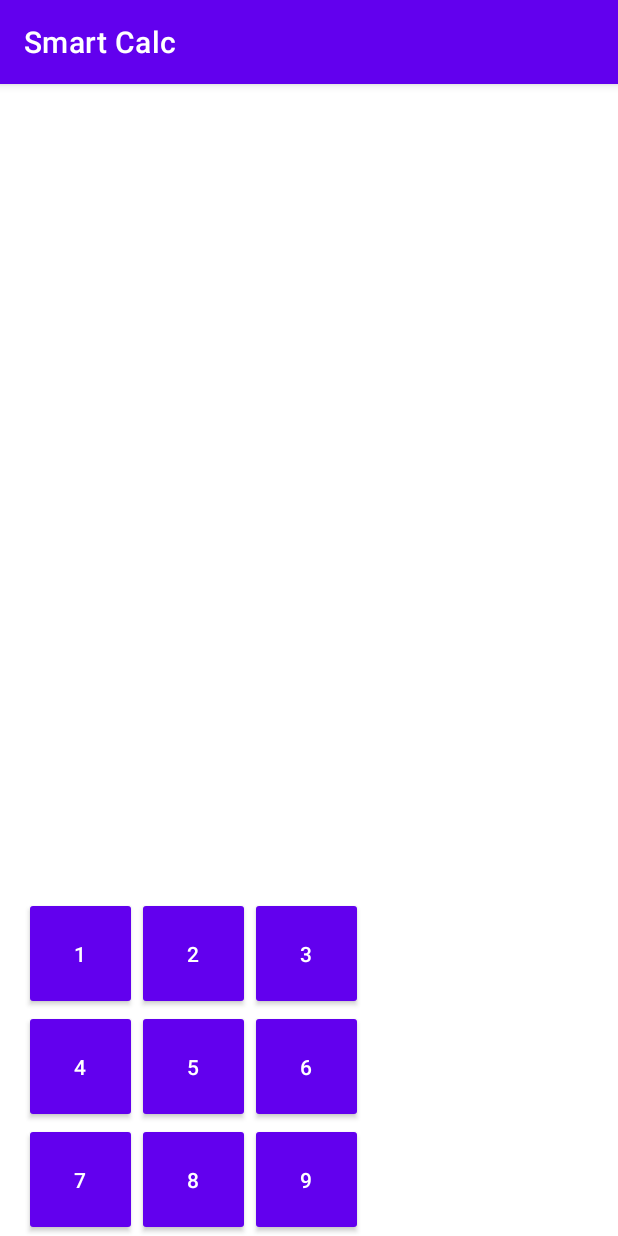
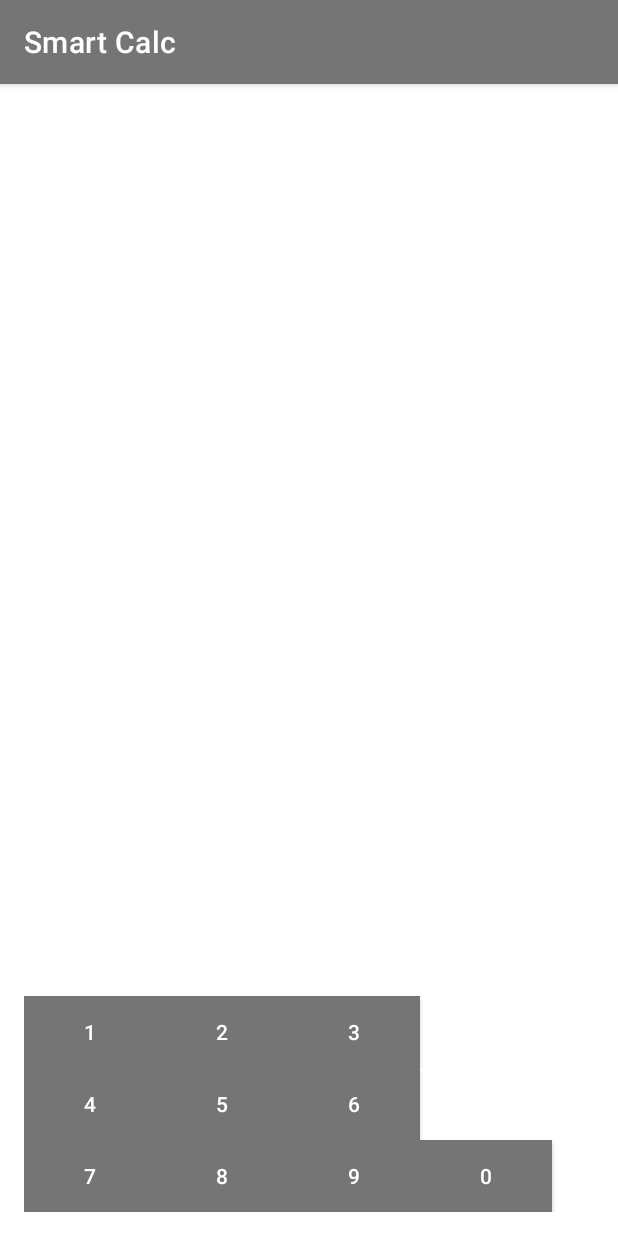
Before and after one commit to vadim-soude/UPJV_DUT2_MentalMath, an Android app: the screen it shows after launch (MainActivity), on a phone screen of 412 x 824 dp. Run offline under Robolectric (Android 15) with nearby library versions, the phone set to English and light mode, and no system bars.

Commit message:
changed buttons and added functions to it

```diff
--- a/app/src/main/java/fr/vadimsoude/mentalcounting/MainActivity.java
+++ b/app/src/main/java/fr/vadimsoude/mentalcounting/MainActivity.java
@@ -2,13 +2,48 @@ package fr.vadimsoude.mentalcounting;
 
 import androidx.appcompat.app.AppCompatActivity;
 
+import android.annotation.SuppressLint;
 import android.os.Bundle;
+import android.view.View;
+import android.widget.Button;
+import android.widget.TextView;
+
+import java.lang.reflect.Array;
+import java.util.ArrayList;
 
 public class MainActivity extends AppCompatActivity {
+
+    private TextView result;
+    private ArrayList<Button> buttons = new ArrayList<>();
+    private final int numberOfButton = 10;
 
     @Override
     protected void onCreate(Bundle savedInstanceState) {
         super.onCreate(savedInstanceState);
         setContentView(R.layout.activity_main);
+
+        result = findViewById(R.id.textView);
+
+        for(int i=0;i<numberOfButton;i++){
+            String id = "button"+i;
+            Button button = findViewById(getResources().getIdentifier(id, "id", getPackageName()));
+            buttons.add(button);
+        }
+
+        for(Button button : buttons){
+            button.setOnClickListener(this::onClick);
+        }
     }
+
+    @SuppressLint({"SetTextI18n", "NonConstantResourceId"})
+    public void onClick(View view){
+        for(int i=0;i<numberOfButton;i++){
+            if(view.getId() == buttons.get(i).getId()){
+                String string = "_"+i;
+                String valueOfButton = getString(getResources().getIdentifier(string, "string", getPackageName()));
+                result.setText(result.getText() + valueOfButton);
+            }
+        }
+    }
+
 }
--- a/app/src/main/res/layout/activity_main.xml
+++ b/app/src/main/res/layout/activity_main.xml
@@ -1,100 +1,13 @@
 <?xml version="1.0" encoding="utf-8"?>
+
 <RelativeLayout xmlns:android="http://schemas.android.com/apk/res/android"
+    xmlns:app="http://schemas.android.com/apk/res-auto"
     android:layout_width="match_parent"
     android:layout_height="match_parent"
+    android:backgroundTint="#FFFFFF"
     android:paddingLeft="16dp"
-    android:paddingRight="16dp" >
+    android:paddingRight="16dp">
 
-    <!--Touche 1 du clavier-->
-    <Button
-        android:id="@+id/button1"
-        style="@style/Widget.AppCompat.Button.Colored"
-        android:layout_width="75dp"
-        android:layout_height="75dp"
-        android:layout_above="@+id/button6"
-        android:backgroundTint="#00FFFFFF"
-        android:text="@string/_1" />
-
-    <!--Touche 2 du clavier-->
-    <Button
-        android:id="@+id/button2"
-        style="@style/Widget.AppCompat.Button.Colored"
-        android:layout_width="75dp"
-        android:layout_height="75dp"
-        android:layout_alignBottom="@id/button1"
-        android:layout_toEndOf="@+id/button1"
-        android:text="@string/_2" />
-
-    <!--Touche 3 du clavier-->
-    <Button
-        android:id="@+id/button3"
-        style="@style/Widget.AppCompat.Button.Colored"
-        android:layout_width="75dp"
-        android:layout_height="75dp"
-        android:layout_alignBottom="@id/button1"
-        android:layout_toEndOf="@+id/button2"
-        android:text="@string/_3" />
-
-    <!--Touche 4 du clavier-->
-    <Button
-        android:id="@+id/button4"
-        style="@style/Widget.AppCompat.Button.Colored"
-        android:layout_width="75dp"
-        android:layout_height="75dp"
-        android:layout_above="@+id/button7"
-        android:backgroundTint="#00FFFFFF"
-        android:text="@string/_4" />
-
-    <!--Touche 5 du clavier-->
-    <Button
-        android:id="@+id/button5"
-        style="@style/Widget.AppCompat.Button.Colored"
-        android:layout_width="75dp"
-        android:layout_height="75dp"
-        android:layout_alignBottom="@id/button4"
-        android:layout_toEndOf="@+id/button4"
-        android:text="@string/_5" />
-
-    <!--Touche 6 du clavier-->
-    <Button
-        android:id="@+id/button6"
-        style="@style/Widget.AppCompat.Button.Colored"
-        android:layout_width="75dp"
-        android:layout_height="75dp"
-        android:layout_alignBottom="@id/button4"
-        android:layout_toEndOf="@+id/button5"
-        android:text="@string/_6" />
-
-    <!--Touche 7 du clavier-->
-    <Button
-        android:id="@+id/button7"
-        style="@style/Widget.AppCompat.Button.Colored"
-        android:layout_width="75dp"
-        android:layout_height="75dp"
-        android:layout_alignParentStart="true"
-        android:layout_alignParentBottom="true"
-        android:layout_centerInParent="true"
-        android:text="@string/_7" />
-
-    <!--Touche 8 du clavier-->
-    <Button
-        android:id="@+id/button8"
-        style="@style/Widget.AppCompat.Button.Colored"
-        android:layout_width="75dp"
-        android:layout_height="75dp"
-        android:layout_alignBottom="@id/button7"
-        android:layout_toEndOf="@+id/button7"
-        android:text="@string/_8" />
-
-    <!--Touche 9 du clavier-->
-    <Button
-        android:id="@+id/button9"
-        style="@style/Widget.AppCompat.Button.Colored"
-        android:layout_width="75dp"
-        android:layout_height="75dp"
-        android:layout_alignBottom="@id/button7"
-        android:layout_toEndOf="@+id/button8"
-        android:text="@string/_9" />
 
     <TextView
         android:id="@+id/textView"
@@ -102,4 +15,118 @@
         android:layout_height="wrap_content"
         android:text="@string/affichageText" />
 
+    <LinearLayout
+        android:layout_width="match_parent"
+        android:layout_height="match_parent"
+        android:orientation="vertical">
+
+        <TableLayout
+            android:layout_width="match_parent"
+            android:layout_height="match_parent"
+            android:layout_gravity="center"
+            android:gravity="bottom">
+
+
+            <TableRow
+                android:layout_width="match_parent"
+                android:layout_height="match_parent">
+
+            </TableRow>
+
+            <TableRow
+                android:layout_width="match_parent"
+                android:layout_height="match_parent">
+
+                <Button
+                    android:id="@+id/button1"
+                    android:layout_width="wrap_content"
+                    android:layout_height="wrap_content"
+                    android:background="@color/light_gray"
+                    android:text="@string/_1" />
+
+                <Button
+                    android:id="@+id/button2"
+                    android:layout_width="wrap_content"
+                    android:layout_height="wrap_content"
+                    android:background="@color/light_gray"
+                    android:text="@string/_2" />
+
+                <Button
+                    android:id="@+id/button3"
+                    android:layout_width="wrap_content"
+                    android:layout_height="wrap_content"
+                    android:background="@color/light_gray"
+                    android:text="@string/_3" />
+            </TableRow>
+
+            <TableRow
+                android:layout_width="match_parent"
+                android:layout_height="match_parent">
+
+                <Button
+                    android:id="@+id/button4"
+                    android:layout_width="wrap_content"
+                    android:layout_height="wrap_content"
+                    android:background="@color/light_gray"
+                    android:text="@string/_4" />
+
+                <Button
+                    android:id="@+id/button5"
+                    android:layout_width="wrap_content"
+                    android:layout_height="wrap_content"
+                    android:background="@color/light_gray"
+                    android:text="@string/_5" />
+
+                <Button
+                    android:id="@+id/button6"
+                    android:layout_width="wrap_content"
+                    android:layout_height="wrap_content"
+                    android:background="@color/light_gray"
+                    android:text="@string/_6" />
+            </TableRow>
+
+            <TableRow
+                android:layout_width="match_parent"
+                android:layout_height="match_parent">
+
+                <Button
+                    android:id="@+id/button7"
+                    android:layout_width="wrap_content"
+                    android:layout_height="wrap_content"
+                    android:background="@color/light_gray"
+                    android:text="@string/_7" />
+
+                <Button
+                    android:id="@+id/button8"
+                    android:layout_width="wrap_content"
+                    android:layout_height="wrap_content"
+                    android:background="@color/light_gray"
+                    android:text="@string/_8" />
+
+                <Button
+                    android:id="@+id/button9"
+                    android:layout_width="wrap_content"
+                    android:layout_height="wrap_content"
+                    android:background="@color/light_gray"
+                    android:text="@string/_9" />
+
+                <Button
+                    android:id="@+id/button0"
+                    android:layout_width="wrap_content"
+                    android:layout_height="wrap_content"
+                    android:background="@color/light_gray"
+                    android:text="@string/_0" />
+
+            </TableRow>
+
+            <TableRow
+                android:layout_width="match_parent"
+                android:layout_height="match_parent" >
+
+                <Space
+                    android:layout_width="wrap_content"
+                    android:layout_height="16dp" />
+            </TableRow>
+        </TableLayout>
+    </LinearLayout>
 </RelativeLayout>
--- a/app/src/main/res/values/colors.xml
+++ b/app/src/main/res/values/colors.xml
@@ -6,5 +6,6 @@
     <color name="teal_200">#FF03DAC5</color>
     <color name="teal_700">#FF018786</color>
     <color name="black">#FF000000</color>
+    <color name="light_gray">#757575</color>
     <color name="white">#FFFFFFFF</color>
 </resources>
--- a/app/src/main/res/values/strings.xml
+++ b/app/src/main/res/values/strings.xml
@@ -12,4 +12,5 @@
     <string name="_2">2</string>
     <string name="_3">3</string>
     <string name="affichageText"></string>
+    <string name="_0">0</string>
 </resources>
--- a/app/src/main/res/values/themes.xml
+++ b/app/src/main/res/values/themes.xml
@@ -2,7 +2,7 @@
     <!-- Base application theme. -->
     <style name="Theme.MentalCounting" parent="Theme.MaterialComponents.DayNight.DarkActionBar">
         <!-- Primary brand color. -->
-        <item name="colorPrimary">@color/purple_500</item>
+        <item name="colorPrimary">@color/light_gray</item>
         <item name="colorPrimaryVariant">@color/purple_700</item>
         <item name="colorOnPrimary">@color/white</item>
         <!-- Secondary brand color. -->
```
